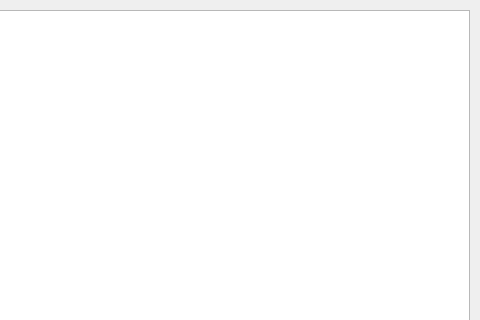
BagaevDanil/builder-electrical-circuits, file mainwindow.ui: the form before one commit; both pictures show x 520 to 1000 and y 0 to 320 of the 1000 by 1000 pixel window.
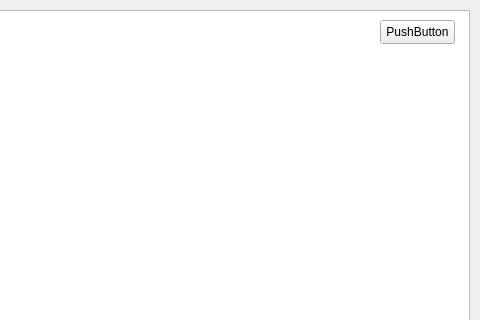
The form after the commit.

```diff
--- a/mainwindow.ui
+++ b/mainwindow.ui
@@ -24,6 +24,19 @@
      </rect>
     </property>
    </widget>
+   <widget class="QPushButton" name="pushButton">
+    <property name="geometry">
+     <rect>
+      <x>900</x>
+      <y>20</y>
+      <width>75</width>
+      <height>24</height>
+     </rect>
+    </property>
+    <property name="text">
+     <string>PushButton</string>
+    </property>
+   </widget>
   </widget>
   <widget class="QMenuBar" name="menubar">
    <property name="geometry">
```
